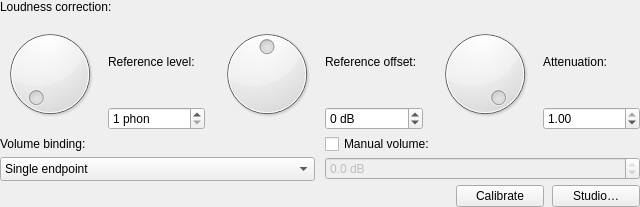
This is Editor/guis/LoudnessCorrectionFilterGUI.ui in xup61069/EqAPO64_with_VST3_support as Qt 5 draws it before an edit. The edited form follows.
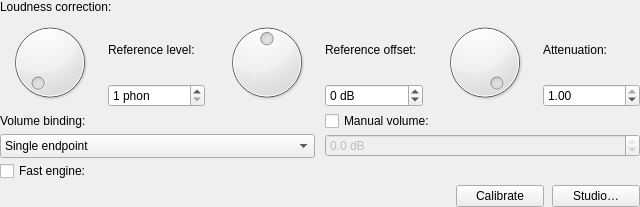
This is the edited form. Custom widgets are drawn as their Qt base class.

Commit message: wip: checkpoint fast loudness engine prototype

```diff
--- a/Editor/guis/LoudnessCorrectionFilterGUI.ui
+++ b/Editor/guis/LoudnessCorrectionFilterGUI.ui
@@ -355,6 +355,16 @@
        </property>
       </widget>
      </item>
+     <item row="2" column="0" colspan="2">
+      <widget class="QCheckBox" name="fastEngineCheckBox">
+       <property name="toolTip">
+        <string>Fast engine fits a shelving plus peaking pair to the full correction curve. Same volume tracking, much faster initialization.</string>
+       </property>
+       <property name="text">
+        <string>Fast engine:</string>
+       </property>
+      </widget>
+     </item>
     </layout>
    </item>
    <item row="3" column="0">
```
The commit also changes 9 other files.
